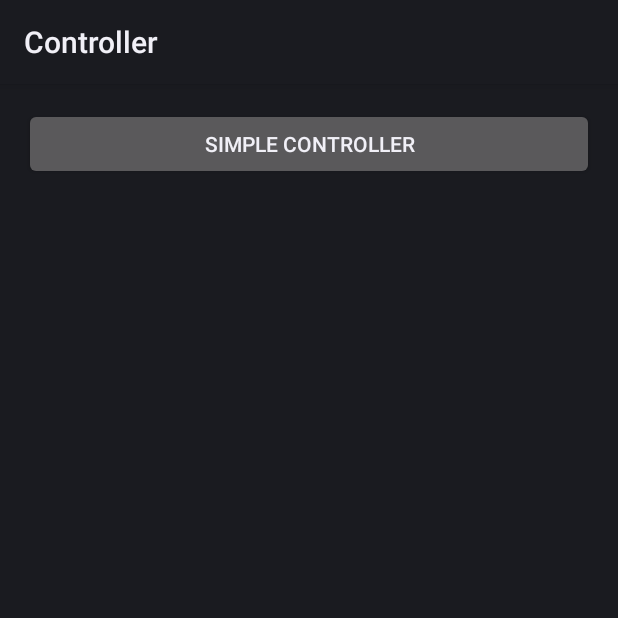
After one commit to hellokent/Nuts, an Android app: the ControllerActivity screen opened directly, with no data from a screen before it, on a phone screen of 412 x 824 dp, the top half of it. The commit adds this screen. Run offline under Robolectric (Android 15) with nearby library versions, the phone set to English and light mode, and no system bars.

Commit message:
添加Controller测试Activity

```diff
--- a/sample/src/main/java/com/nuts/sample/config/Jumper.java
+++ b/sample/src/main/java/com/nuts/sample/config/Jumper.java
@@ -2,11 +2,15 @@ package com.nuts.sample.config;
 
 import com.nuts.lib.jumper.ActivityInfo;
 import com.nuts.lib.jumper.IntentHandler;
-import com.nuts.sample.ui.controller.TestControllerActivity;
+import com.nuts.sample.ui.controller.ControllerActivity;
+import com.nuts.sample.ui.controller.SimpleControllerActivity;
 
 public interface Jumper {
 
-    @ActivityInfo(clz = TestControllerActivity.class)
-    IntentHandler testController();
+    @ActivityInfo(clz = SimpleControllerActivity.class)
+    IntentHandler simpleController();
+
+    @ActivityInfo(clz = ControllerActivity.class)
+    IntentHandler viewController();
 
 }
--- a/sample/src/main/java/com/nuts/sample/ui/MainActivity.java
+++ b/sample/src/main/java/com/nuts/sample/ui/MainActivity.java
@@ -17,6 +17,6 @@ public class MainActivity extends BaseActivity {
 
     @OnClick(R.id.controller)
     public void gotoController() {
-        JUMPER.testController().startActivity(this);
+        JUMPER.viewController().startActivity(this);
     }
 }
--- /dev/null
+++ b/sample/src/main/java/com/nuts/sample/ui/controller/ControllerActivity.java
@@ -0,0 +1,15 @@
+package com.nuts.sample.ui.controller;
+
+import com.nuts.lib.viewmapping.OnClick;
+import com.nuts.lib.viewmapping.ViewMapping;
+import com.nuts.sample.R;
+import com.nuts.sample.ui.BaseActivity;
+
+@ViewMapping(R.layout.activity_controller)
+public class ControllerActivity extends BaseActivity {
+
+    @OnClick(R.id.simple)
+    public void gotoSimple(){
+        JUMPER.simpleController().startActivity(this);
+    }
+}
--- a/sample/src/main/java/com/nuts/sample/ui/controller/TestControllerActivity.java
+++ b/sample/src/main/java/com/nuts/sample/ui/controller/SimpleControllerActivity.java
@@ -10,8 +10,8 @@ import com.nuts.sample.R;
 import com.nuts.sample.ui.BaseActivity;
 import com.nuts.sample.utils.Dialogs;
 
-@ViewMapping(R.layout.activity_test_controller)
-public class TestControllerActivity extends BaseActivity {
+@ViewMapping(R.layout.activity_simple_controller)
+public class SimpleControllerActivity extends BaseActivity {
 
     @Override
     protected void onCreate(Bundle savedInstanceState) {
--- /dev/null
+++ b/sample/src/main/res/layout/activity_controller.xml
@@ -0,0 +1,17 @@
+<?xml version="1.0" encoding="utf-8"?>
+<ScrollView xmlns:android="http://schemas.android.com/apk/res/android"
+            android:layout_width="match_parent"
+            android:layout_height="match_parent">
+
+    <LinearLayout android:layout_width="match_parent"
+                  android:layout_height="match_parent"
+                  android:layout_margin="16dp">
+
+        <Button android:id="@+id/simple"
+                android:layout_width="match_parent"
+                android:layout_height="wrap_content"
+                android:text="@string/title_activity_simple_controller"/>
+
+    </LinearLayout>
+
+</ScrollView>
--- a/sample/src/main/res/layout/activity_test_controller.xml
+++ b/sample/src/main/res/layout/activity_simple_controller.xml
@@ -6,7 +6,7 @@
                 android:paddingRight="@dimen/activity_horizontal_margin"
                 android:paddingTop="@dimen/activity_vertical_margin"
                 android:paddingBottom="@dimen/activity_vertical_margin"
-                tools:context="com.nuts.sample.ui.controller.TestControllerActivity">
+                tools:context="com.nuts.sample.ui.controller.SimpleControllerActivity">
 
     <Button android:id="@+id/async_run"
             android:text="Run Controller Method"
--- a/sample/src/main/res/values/strings.xml
+++ b/sample/src/main/res/values/strings.xml
@@ -3,6 +3,7 @@
 
     <string name="hello_world">Hello world!</string>
     <string name="action_settings">Settings</string>
-    <string name="title_activity_test_controller">Controller</string>
+    <string name="title_activity_simple_controller">Simple Controller</string>
+    <string name="title_activity_controller">Controller</string>
     <string name="dialog_loading">加载中…</string>
 </resources>
```
Also changed, not shown: sample/src/main/AndroidManifest.xml (+4 -3 lines), sample/src/main/res/mipmap-hdpi/ic_launcher.png (deleted), sample/src/main/res/mipmap-mdpi/ic_launcher.png (deleted), 1 other file.
